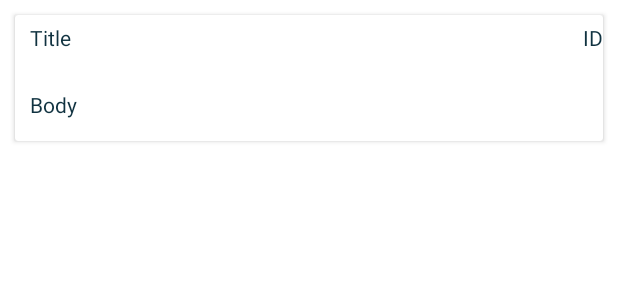
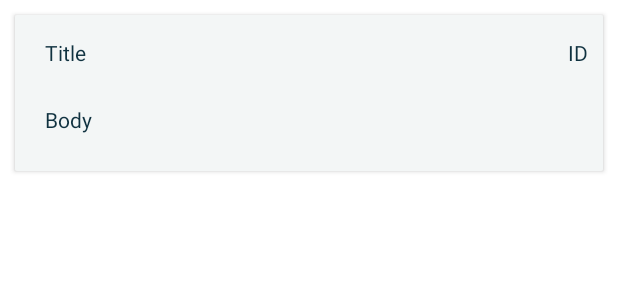
Before and after one commit to sara-diab/MVVM, an Android app: the layout post_item.xml on its own in the app's theme, with its tools: preview values and no code run, on a phone screen of 412 x 824 dp. Shown: the top 300 px of the screen. Run offline under Robolectric (Android 15) with nearby library versions, the phone set to English and light mode, and no system bars.

Commit message:
Done MVVM-Color

```diff
--- a/app/src/main/java/com/example/myapplication_sara/Ui/main/MainActivity.java
+++ b/app/src/main/java/com/example/myapplication_sara/Ui/main/MainActivity.java
@@ -36,7 +36,5 @@ public class MainActivity extends AppCompatActivity {
             }
         });
 
-
-
     }
 }
--- a/app/src/main/res/layout/activity_main.xml
+++ b/app/src/main/res/layout/activity_main.xml
@@ -10,6 +10,7 @@
         android:id="@+id/recycler"
         android:layout_width="match_parent"
         android:layout_height="match_parent"
+        android:background="#7F9DA8"
         app:layout_constraintBottom_toBottomOf="parent"
         app:layout_constraintLeft_toLeftOf="parent"
         app:layout_constraintRight_toRightOf="parent"
--- a/app/src/main/res/layout/post_item.xml
+++ b/app/src/main/res/layout/post_item.xml
@@ -4,6 +4,7 @@
     android:layout_width="match_parent"
     android:layout_height="wrap_content"
     xmlns:app="http://schemas.android.com/apk/res-auto"
+    android:background="#F3F6F6"
     android:layout_margin="10dp">
 
 
@@ -11,7 +12,10 @@
 <androidx.constraintlayout.widget.ConstraintLayout
         android:layout_width="match_parent"
         android:layout_height="match_parent"
-        >
+    android:background="#F3F6F6"
+    android:padding="10dp"
+
+    >
 
 
         <TextView
@@ -76,6 +80,7 @@
             android:layout_height="wrap_content"
             android:layout_marginTop="20dp"
             android:layout_marginLeft="5dp"
+             android:layout_marginBottom="20dp"
             app:layout_constraintEnd_toEndOf="parent"
             app:layout_constraintStart_toStartOf="parent"
             app:layout_constraintTop_toBottomOf="@+id/title_tv"
--- a/app/src/main/res/values/themes.xml
+++ b/app/src/main/res/values/themes.xml
@@ -1,9 +1,9 @@
 <resources xmlns:tools="http://schemas.android.com/tools">
     <!-- Base application theme. -->
-    <style name="Theme.MyApplication_Sara" parent="Theme.MaterialComponents.DayNight.DarkActionBar">
+    <style name="Theme.MyApplication_Sara" parent="Theme.MaterialComponents.DayNight.NoActionBar">
         <!-- Primary brand color. -->
         <item name="colorPrimary">@color/purple_500</item>
-        <item name="colorPrimaryVariant">@color/purple_700</item>
+        <item name="colorPrimaryVariant">#5591A6</item>
         <item name="colorOnPrimary">@color/white</item>
         <!-- Secondary brand color. -->
         <item name="colorSecondary">@color/teal_200</item>
```
